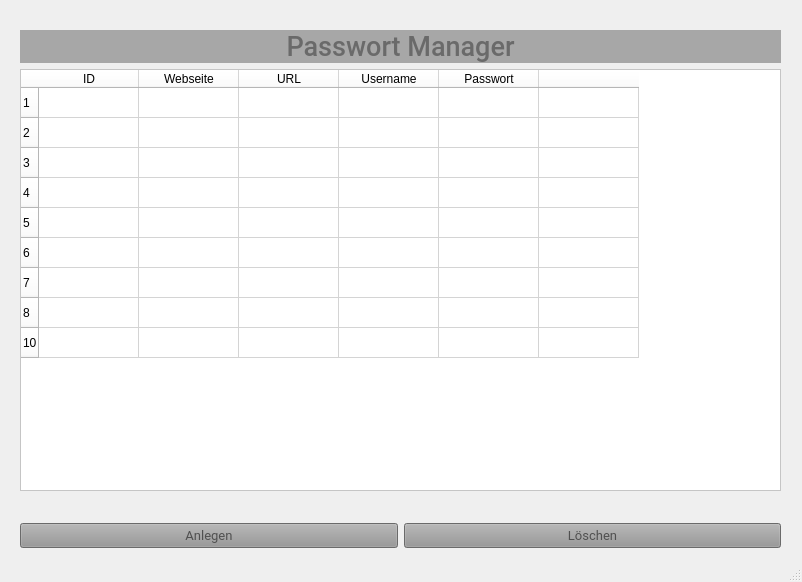
kelvfi/PyQt_Projekt, file main_site.ui: the form before one commit.
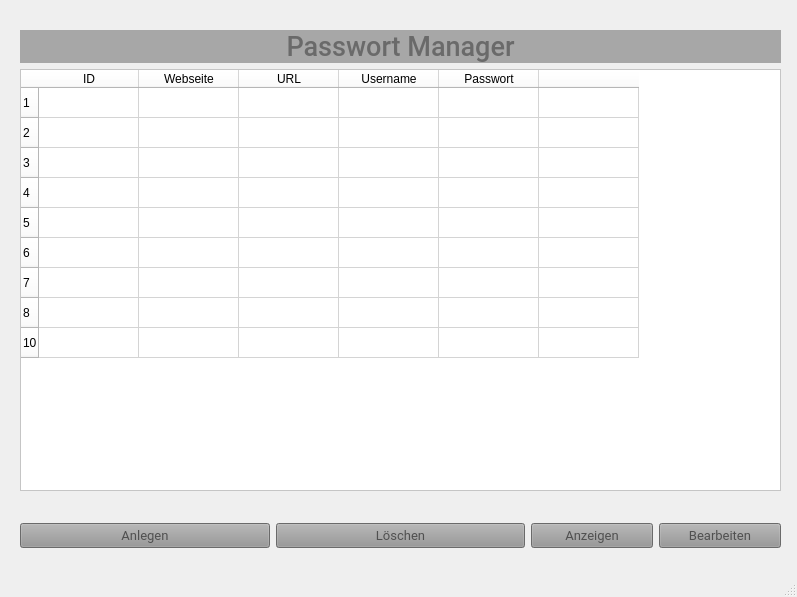
The form after the commit. Icons and pictures are not drawn.

Patch:
```diff
--- a/main_site.ui
+++ b/main_site.ui
@@ -6,8 +6,8 @@
    <rect>
     <x>0</x>
     <y>0</y>
-    <width>802</width>
-    <height>582</height>
+    <width>797</width>
+    <height>597</height>
    </rect>
   </property>
   <property name="windowTitle">
@@ -72,6 +72,52 @@
        </property>
       </widget>
      </item>
+     <item>
+      <layout class="QHBoxLayout" name="horizontalLayout_2">
+       <item>
+        <widget class="QPushButton" name="anlegen_2">
+         <property name="font">
+          <font>
+           <family>Roboto</family>
+           <pointsize>10</pointsize>
+          </font>
+         </property>
+         <property name="styleSheet">
+          <string notr="true">background-color: rgb(149, 149, 149);
+color: rgb(80, 80, 80);</string>
+         </property>
+         <property name="text">
+          <string>Anzeigen</string>
+         </property>
+         <property name="icon">
+          <iconset>
+           <normaloff>../../../../Projektarbeit/Mockup/Bilder_Mockup/eye-solid.svg</normaloff>../../../../Projektarbeit/Mockup/Bilder_Mockup/eye-solid.svg</iconset>
+         </property>
+        </widget>
+       </item>
+       <item>
+        <widget class="QPushButton" name="bearbeiten_main">
+         <property name="font">
+          <font>
+           <family>Roboto</family>
+           <pointsize>10</pointsize>
+          </font>
+         </property>
+         <property name="styleSheet">
+          <string notr="true">background-color: rgb(149, 149, 149);
+color: rgb(80, 80, 80);</string>
+         </property>
+         <property name="text">
+          <string>Bearbeiten</string>
+         </property>
+         <property name="icon">
+          <iconset>
+           <normaloff>../../../../Projektarbeit/Mockup/Bilder_Mockup/pen-solid.svg</normaloff>../../../../Projektarbeit/Mockup/Bilder_Mockup/pen-solid.svg</iconset>
+         </property>
+        </widget>
+       </item>
+      </layout>
+     </item>
     </layout>
    </widget>
    <widget class="QWidget" name="verticalLayoutWidget">
```
Left out of the diff: 2 changed lines with no effect on the pictures.
